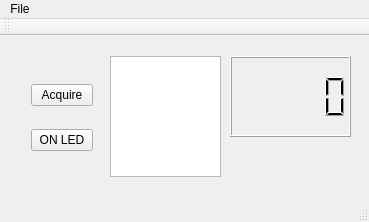
wawy1967/wawyQtFilePLot, file mainwindow.ui: the form before one commit.
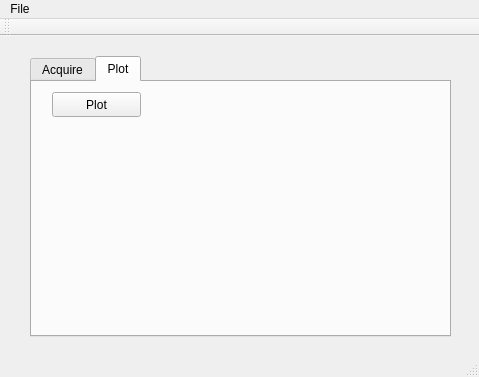
The form after the commit. Custom widgets are drawn as their Qt base class.

```diff
--- a/mainwindow.ui
+++ b/mainwindow.ui
@@ -6,29 +6,35 @@
    <rect>
     <x>0</x>
     <y>0</y>
-    <width>369</width>
-    <height>222</height>
+    <width>479</width>
+    <height>377</height>
    </rect>
   </property>
   <property name="windowTitle">
    <string>Qt Arduino Input Output</string>
   </property>
   <widget class="QWidget" name="centralWidget">
-   <widget class="QTextBrowser" name="textBrowser">
+   <widget class="QTabWidget" name="tabWidget">
     <property name="geometry">
      <rect>
-      <x>110</x>
+      <x>30</x>
       <y>20</y>
-      <width>111</width>
-      <height>121</height>
+      <width>421</width>
+      <height>281</height>
      </rect>
     </property>
-   </widget>
+    <property name="currentIndex">
+     <number>1</number>
+    </property>
+    <widget class="QWidget" name="tab">
+     <attribute name="title">
+      <string>Acquire</string>
+     </attribute>
    <widget class="QWidget" name="layoutWidget">
     <property name="geometry">
      <rect>
-      <x>20</x>
-      <y>20</y>
+        <x>50</x>
+        <y>40</y>
       <width>84</width>
       <height>124</height>
      </rect>
@@ -50,15 +56,55 @@
      </item>
     </layout>
    </widget>
+     <widget class="QTextBrowser" name="textBrowser">
+      <property name="geometry">
+       <rect>
+        <x>150</x>
+        <y>50</y>
+        <width>111</width>
+        <height>121</height>
+       </rect>
+      </property>
+     </widget>
    <widget class="QLCDNumber" name="lcdNumber">
     <property name="geometry">
      <rect>
-      <x>230</x>
-      <y>20</y>
+        <x>270</x>
+        <y>50</y>
       <width>121</width>
-      <height>81</height>
-     </rect>
-    </property>
+        <height>121</height>
+       </rect>
+      </property>
+     </widget>
+    </widget>
+    <widget class="QWidget" name="tab_2">
+     <attribute name="title">
+      <string>Plot</string>
+     </attribute>
+     <widget class="QPushButton" name="pushButtonPlot">
+      <property name="geometry">
+       <rect>
+        <x>20</x>
+        <y>10</y>
+        <width>89</width>
+        <height>25</height>
+       </rect>
+      </property>
+      <property name="text">
+       <string>Plot</string>
+      </property>
+     </widget>
+     <widget class="QCustomPlot" name="widgetPlot" native="true">
+      <property name="geometry">
+       <rect>
+        <x>60</x>
+        <y>60</y>
+        <width>311</width>
+        <height>161</height>
+       </rect>
+      </property>
+     </widget>
+    </widget>
    </widget>
   </widget>
   <widget class="QMenuBar" name="menuBar">
@@ -66,8 +112,8 @@
     <rect>
      <x>0</x>
      <y>0</y>
-     <width>369</width>
-     <height>21</height>
+     <width>479</width>
+     <height>22</height>
     </rect>
    </property>
    <widget class="QMenu" name="menuFile">
@@ -130,6 +176,14 @@
   </action>
  </widget>
  <layoutdefault spacing="6" margin="11"/>
+ <customwidgets>
+  <customwidget>
+   <class>QCustomPlot</class>
+   <extends>QWidget</extends>
+   <header>qcustomplot.h</header>
+   <container>1</container>
+  </customwidget>
+ </customwidgets>
  <resources/>
  <connections/>
 </ui>
```
Lines whose indentation alone changed are shown as unchanged.
